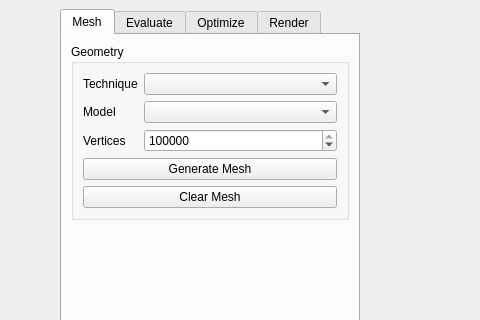
This is UserInterface/MainWindow.ui in wibus/GpuMesh as Qt 5 draws it before an edit; both pictures show x 190 to 670 and y 0 to 320 of the 800 by 857 pixel window. The edited form follows.
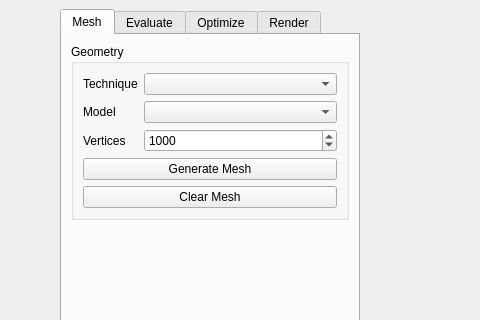
This is the edited form.

The edit to the form file:
```diff
--- a/UserInterface/MainWindow.ui
+++ b/UserInterface/MainWindow.ui
@@ -85,7 +85,7 @@
               <number>1000</number>
              </property>
              <property name="value">
-              <number>100000</number>
+              <number>1000</number>
              </property>
             </widget>
            </item>
```
Left out of the diff: 4 changed lines with no effect on the pictures.
